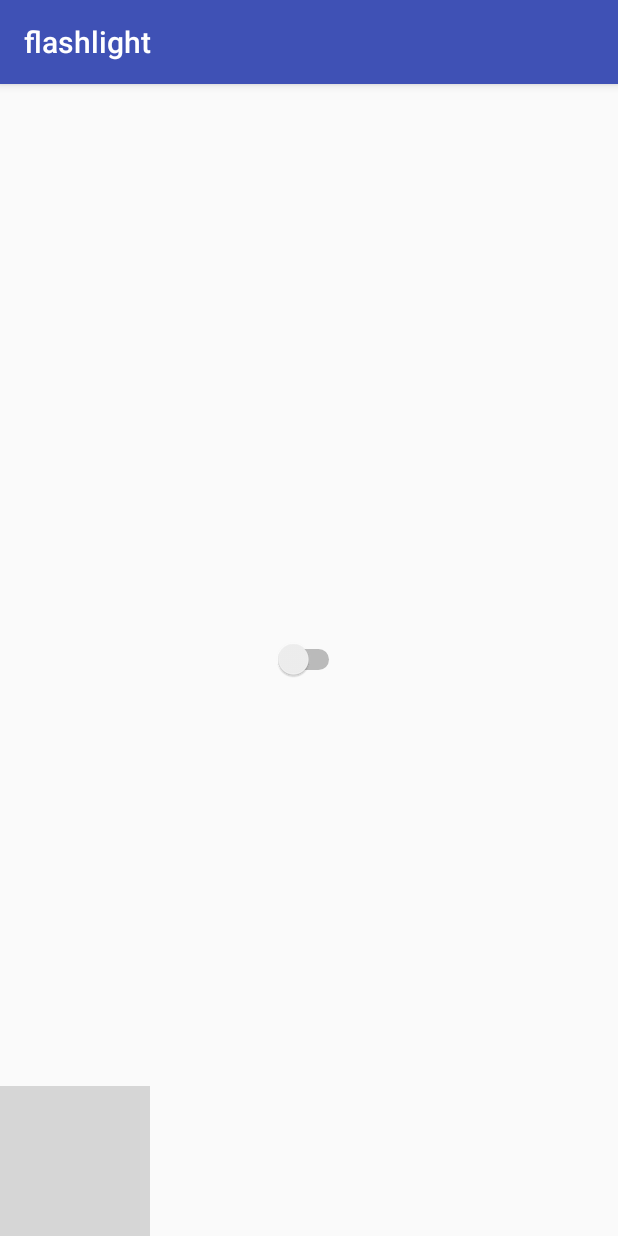
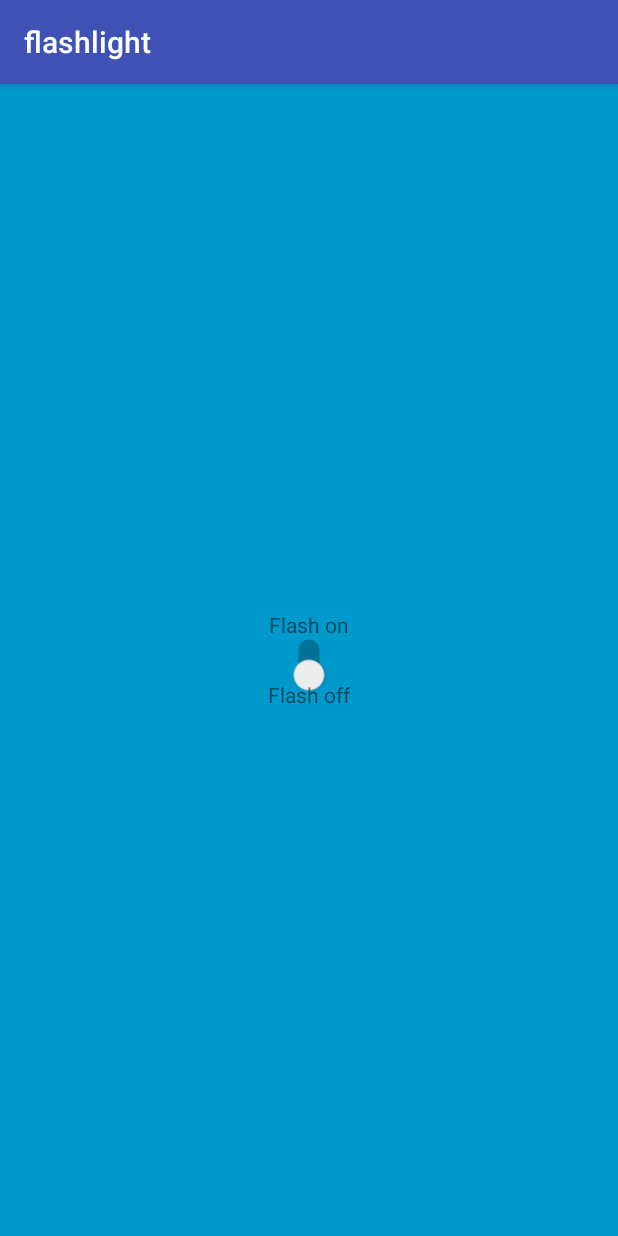
Before and after one commit to rkdgusrn1212/android-flashlight, an Android app: the screen it shows after launch (MainActivity), on a phone screen of 412 x 824 dp. Run offline under Robolectric (Android 15) with nearby library versions, the phone set to English and light mode, and no system bars; grey boxes are pictures that could not be loaded.

Commit message:
스위치 수직으로 돌리기 surfaceview 숨김

```diff
--- a/app/src/main/AndroidManifest.xml
+++ b/app/src/main/AndroidManifest.xml
@@ -12,7 +12,8 @@
         android:roundIcon="@mipmap/ic_launcher_round"
         android:supportsRtl="true"
         android:theme="@style/AppTheme">
-        <activity android:name=".MainActivity">
+        <activity android:name=".MainActivity"
+            android:configChanges="orientation|screenSize">
             <intent-filter>
                 <action android:name="android.intent.action.MAIN" />
 
--- a/app/src/main/java/com/khgkjg12/flashlight/MainActivity.java
+++ b/app/src/main/java/com/khgkjg12/flashlight/MainActivity.java
@@ -4,24 +4,18 @@ import android.Manifest;
 import android.content.Context;
 import android.content.DialogInterface;
 import android.content.pm.PackageManager;
-import android.graphics.Canvas;
-import android.graphics.Rect;
 import android.hardware.Camera;
 import android.os.Build;
 import android.support.annotation.NonNull;
 import android.support.v7.app.AlertDialog;
 import android.support.v7.app.AppCompatActivity;
 import android.os.Bundle;
-import android.view.Surface;
 import android.view.SurfaceHolder;
 import android.view.SurfaceView;
-import android.view.View;
 import android.widget.CompoundButton;
 import android.widget.Switch;
 
 import java.io.IOException;
-import java.security.Permission;
-import java.security.Permissions;
 
 public class MainActivity extends AppCompatActivity implements SurfaceHolder.Callback {
 
@@ -201,13 +195,6 @@ public class MainActivity extends AppCompatActivity implements SurfaceHolder.Cal
 
     @Override
     public void surfaceChanged(SurfaceHolder holder, int format, int width, int height) {
-        if(mCamera!=null){
-            try {
-                mCamera.setPreviewDisplay(holder);
-            } catch (IOException e) {
-                e.printStackTrace();
-            }
-        }
     }
 
     @Override
--- a/app/src/main/res/layout/activity_main.xml
+++ b/app/src/main/res/layout/activity_main.xml
@@ -1,22 +1,41 @@
 <?xml version="1.0" encoding="utf-8"?>
-<RelativeLayout xmlns:tools="http://schemas.android.com/tools"
+<FrameLayout xmlns:tools="http://schemas.android.com/tools"
     xmlns:android="http://schemas.android.com/apk/res/android"
     android:layout_width="match_parent"
     android:layout_height="match_parent"
     tools:context="com.khgkjg12.flashlight.MainActivity">
 
-    <Switch
-        android:layout_width="wrap_content"
-        android:layout_height="wrap_content"
-        android:layout_centerInParent="true"
-        android:textOn="@string/flash_on"
-        android:textOff="@string/flash_off"
-        android:checked="false"
-        android:id="@+id/flash_switch"/>
     <SurfaceView
-        android:layout_width="100dp"
-        android:layout_height="100dp"
-        android:layout_alignParentBottom="true"
+        android:layout_width="1dp"
+        android:layout_height="1dp"
         android:id="@+id/surface_view"/>
+    <LinearLayout
+        android:layout_height="match_parent"
+        android:layout_width="match_parent"
+        android:background="@android:color/holo_blue_dark"
+        android:orientation="vertical">
+        <TextView
+            android:layout_width="match_parent"
+            android:layout_height="0dp"
+            android:layout_weight="1"
+            android:text="@string/flash_on"
+            android:gravity="bottom|center"/>
+        <Switch
+            android:layout_width="wrap_content"
+            android:layout_height="wrap_content"
+            android:rotation="270"
+            android:checked="false"
+            android:layout_gravity="center_horizontal"
+            android:id="@+id/flash_switch"/>
 
-</RelativeLayout>
+        <TextView
+            android:layout_width="match_parent"
+            android:layout_height="0dp"
+            android:layout_weight="1"
+            android:gravity="center|top"
+            android:text="@string/flash_off"/>
+
+
+    </LinearLayout>
+
+</FrameLayout>
```
